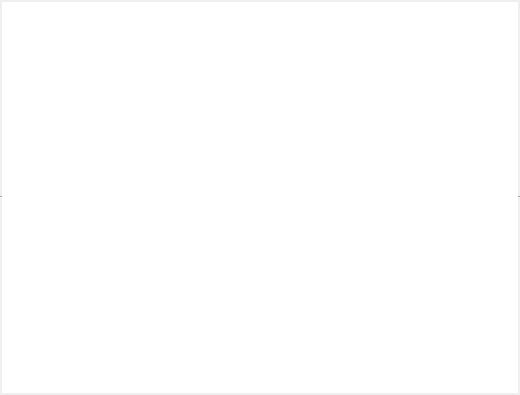
First picture: the form in src/mayaMVG/qt/ui/menu.ui, repository alicevision/MeshroomMaya, before the edit.
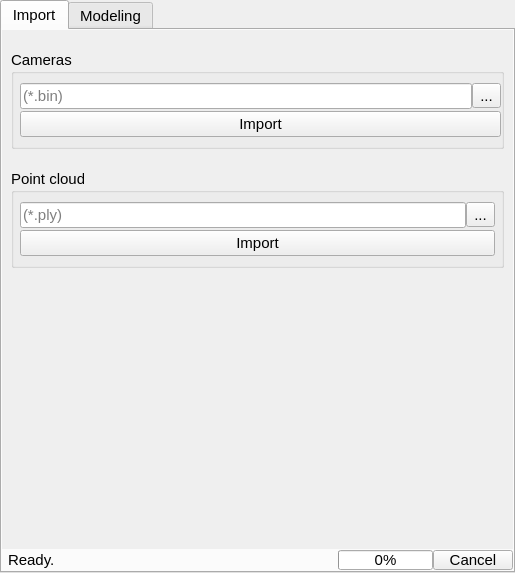
Second picture: the form after the edit.

Commit message: Add: new 'import' tab

The edit to the form file:
```diff
--- a/src/mayaMVG/qt/ui/menu.ui
+++ b/src/mayaMVG/qt/ui/menu.ui
@@ -6,8 +6,8 @@
    <rect>
     <x>0</x>
     <y>0</y>
-    <width>520</width>
-    <height>395</height>
+    <width>515</width>
+    <height>573</height>
    </rect>
   </property>
   <property name="windowTitle">
@@ -21,7 +21,301 @@
     <number>0</number>
    </property>
    <item>
-    <widget class="QListWidget" name="camList">
+    <widget class="QTabWidget" name="tabWidget">
+     <property name="font">
+      <font>
+       <pointsize>11</pointsize>
+      </font>
+     </property>
+     <property name="tabPosition">
+      <enum>QTabWidget::North</enum>
+     </property>
+     <property name="currentIndex">
+      <number>0</number>
+     </property>
+     <widget class="QWidget" name="importTab">
+      <attribute name="title">
+       <string>Import</string>
+      </attribute>
+      <layout class="QVBoxLayout" name="verticalLayout_5">
+       <property name="spacing">
+        <number>0</number>
+       </property>
+       <property name="margin">
+        <number>0</number>
+       </property>
+       <item>
+        <widget class="QScrollArea" name="importScrollArea">
+         <property name="frameShape">
+          <enum>QFrame::NoFrame</enum>
+         </property>
+         <property name="widgetResizable">
+          <bool>true</bool>
+         </property>
+         <widget class="QWidget" name="importScrollAreaWidgetContents">
+          <property name="geometry">
+           <rect>
+            <x>0</x>
+            <y>0</y>
+            <width>511</width>
+            <height>524</height>
+           </rect>
+          </property>
+          <layout class="QVBoxLayout" name="verticalLayout_6">
+           <property name="spacing">
+            <number>20</number>
+           </property>
+           <property name="leftMargin">
+            <number>9</number>
+           </property>
+           <property name="topMargin">
+            <number>20</number>
+           </property>
+           <item>
+            <widget class="QGroupBox" name="cameraGroupBox">
+             <property name="title">
+              <string>Cameras</string>
+             </property>
+             <property name="flat">
+              <bool>true</bool>
+             </property>
+             <layout class="QVBoxLayout" name="verticalLayout_3">
+              <property name="spacing">
+               <number>2</number>
+              </property>
+              <property name="leftMargin">
+               <number>6</number>
+              </property>
+              <property name="rightMargin">
+               <number>0</number>
+              </property>
+              <item>
+               <layout class="QHBoxLayout" name="cameraHLayout">
+                <property name="spacing">
+                 <number>0</number>
+                </property>
+                <item>
+                 <widget class="QLineEdit" name="cameraFile">
+                  <property name="placeholderText">
+                   <string>(*.bin)</string>
+                  </property>
+                 </widget>
+                </item>
+                <item>
+                 <widget class="QToolButton" name="cameraBrowseButton">
+                  <property name="text">
+                   <string>...</string>
+                  </property>
+                  <property name="arrowType">
+                   <enum>Qt::NoArrow</enum>
+                  </property>
+                 </widget>
+                </item>
+               </layout>
+              </item>
+              <item>
+               <layout class="QHBoxLayout" name="cameraCmdHLayout">
+                <property name="spacing">
+                 <number>0</number>
+                </property>
+                <item>
+                 <widget class="QPushButton" name="cameraImportButton">
+                  <property name="text">
+                   <string>Import</string>
+                  </property>
+                 </widget>
+                </item>
+               </layout>
+              </item>
+             </layout>
+            </widget>
+           </item>
+           <item>
+            <widget class="QGroupBox" name="pointCloudGroupBox">
+             <property name="title">
+              <string>Point cloud</string>
+             </property>
+             <property name="flat">
+              <bool>true</bool>
+             </property>
+             <layout class="QVBoxLayout" name="verticalLayout_4">
+              <property name="spacing">
+               <number>2</number>
+              </property>
+              <property name="leftMargin">
+               <number>6</number>
+              </property>
+              <property name="rightMargin">
+               <number>6</number>
+              </property>
+              <item>
+               <layout class="QHBoxLayout" name="pointCloudHLayout">
+                <property name="spacing">
+                 <number>0</number>
+                </property>
+                <item>
+                 <widget class="QLineEdit" name="pointCloudFile">
+                  <property name="placeholderText">
+                   <string>(*.ply)</string>
+                  </property>
+                 </widget>
+                </item>
+                <item>
+                 <widget class="QToolButton" name="pointCloudBrowseButton">
+                  <property name="text">
+                   <string>...</string>
+                  </property>
+                  <property name="arrowType">
+                   <enum>Qt::NoArrow</enum>
+                  </property>
+                 </widget>
+                </item>
+               </layout>
+              </item>
+              <item>
+               <layout class="QHBoxLayout" name="pointCloudCmdHLayout">
+                <property name="spacing">
+                 <number>0</number>
+                </property>
+                <item>
+                 <widget class="QPushButton" name="pointCloudImportButton">
+                  <property name="text">
+                   <string>Import</string>
+                  </property>
+                 </widget>
+                </item>
+               </layout>
+              </item>
+             </layout>
+            </widget>
+           </item>
+           <item>
+            <spacer name="importSpacer">
+             <property name="orientation">
+              <enum>Qt::Vertical</enum>
+             </property>
+             <property name="sizeHint" stdset="0">
+              <size>
+               <width>20</width>
+               <height>521</height>
+              </size>
+             </property>
+            </spacer>
+           </item>
+          </layout>
+         </widget>
+        </widget>
+       </item>
+       <item>
+        <layout class="QHBoxLayout" name="statusHLayout">
+         <property name="spacing">
+          <number>0</number>
+         </property>
+         <property name="leftMargin">
+          <number>6</number>
+         </property>
+         <property name="topMargin">
+          <number>1</number>
+         </property>
+         <property name="rightMargin">
+          <number>0</number>
+         </property>
+         <property name="bottomMargin">
+          <number>1</number>
+         </property>
+         <item>
+          <widget class="QLabel" name="statusLabel">
+           <property name="text">
+            <string>Ready.</string>
+           </property>
+          </widget>
+         </item>
+         <item>
+          <spacer name="statusSpacer">
+           <property name="orientation">
+            <enum>Qt::Horizontal</enum>
+           </property>
+           <property name="sizeType">
+            <enum>QSizePolicy::Expanding</enum>
+           </property>
+           <property name="sizeHint" stdset="0">
+            <size>
+             <width>294</width>
+             <height>20</height>
+            </size>
+           </property>
+          </spacer>
+         </item>
+         <item>
+          <widget class="QProgressBar" name="progressBar">
+           <property name="sizePolicy">
+            <sizepolicy hsizetype="Expanding" vsizetype="Fixed">
+             <horstretch>0</horstretch>
+             <verstretch>0</verstretch>
+            </sizepolicy>
+           </property>
+           <property name="minimumSize">
+            <size>
+             <width>0</width>
+             <height>20</height>
+            </size>
+           </property>
+           <property name="maximumSize">
+            <size>
+             <width>100</width>
+             <height>20</height>
+            </size>
+           </property>
+           <property name="value">
+            <number>0</number>
+           </property>
+           <property name="textVisible">
+            <bool>true</bool>
+           </property>
+           <property name="invertedAppearance">
+            <bool>false</bool>
+           </property>
+           <property name="textDirection">
+            <enum>QProgressBar::TopToBottom</enum>
+           </property>
+          </widget>
+         </item>
+         <item>
+          <widget class="QPushButton" name="cancelButton">
+           <property name="minimumSize">
+            <size>
+             <width>0</width>
+             <height>20</height>
+            </size>
+           </property>
+           <property name="maximumSize">
+            <size>
+             <width>16777215</width>
+             <height>20</height>
+            </size>
+           </property>
+           <property name="text">
+            <string>Cancel</string>
+           </property>
+          </widget>
+         </item>
+        </layout>
+       </item>
+      </layout>
+     </widget>
+     <widget class="QWidget" name="modelingTab">
+      <attribute name="title">
+       <string>Modeling</string>
+      </attribute>
+      <layout class="QVBoxLayout" name="verticalLayout_2">
+       <property name="spacing">
+        <number>0</number>
+       </property>
+       <property name="margin">
+        <number>0</number>
+       </property>
+       <item>
+        <widget class="QListWidget" name="cameraList">
      <property name="sizePolicy">
       <sizepolicy hsizetype="Expanding" vsizetype="Expanding">
        <horstretch>0</horstretch>
@@ -68,6 +362,10 @@
      <property name="uniformItemSizes">
       <bool>false</bool>
      </property>
+        </widget>
+       </item>
+      </layout>
+     </widget>
     </widget>
    </item>
   </layout>
```
Lines whose indentation alone changed are shown as unchanged. The commit also changes 2 other files.
